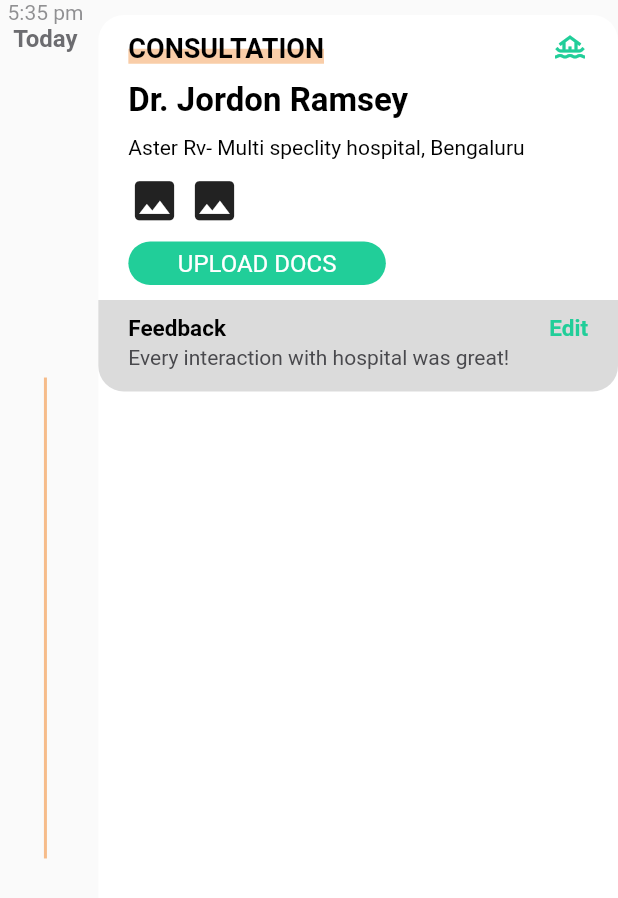
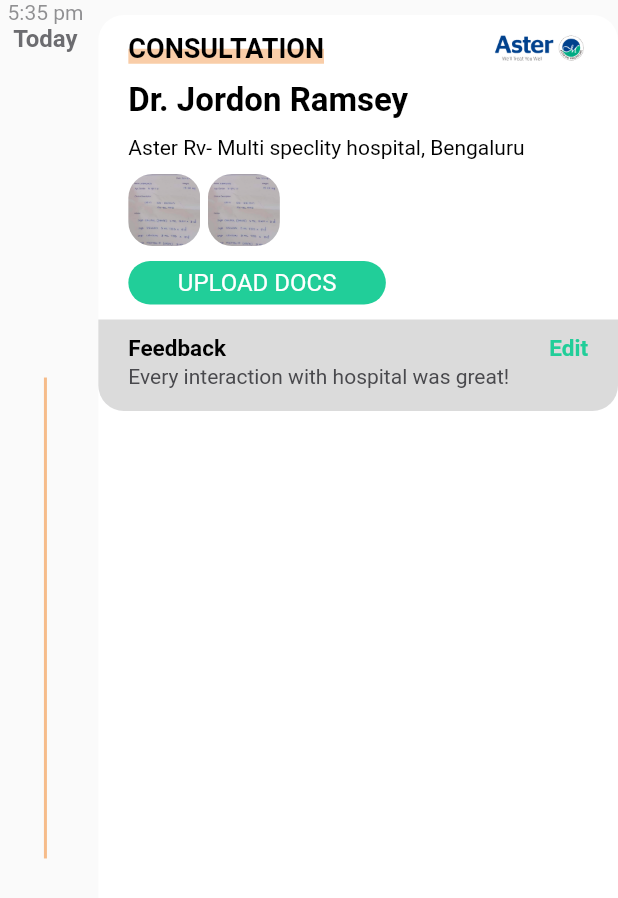
Before and after one commit to Piyushhhhh/even, a Flutter app: what transactionItem() shows on an empty page, opened directly with empty values, on a phone screen of 412 x 824 dp. Shown: the top 898 px of the screen. Run offline on Flutter 3.47's test engine with Material 2 defaults, Android fonts, the light colour scheme and no system bars.

Commit message:
added new images in transaction

```diff
--- a/lib/transactions/widgets/transaction_item.dart
+++ b/lib/transactions/widgets/transaction_item.dart
@@ -86,10 +86,11 @@
                             ),
                           ],
                         ),
-                        Icon(
-                          Icons.houseboat_outlined,
-                          color: AppColors.primary(),
-                        )
+                        Image.asset(
+                          "assets/aster_logo.png",
+                          height: 24,
+                          width: 64,
+                        ),
                       ],
                     ),
                     const SizedBox(
@@ -113,17 +114,29 @@
                       height: 10,
                     ),
                     Row(
-                      children: const [
-                        Icon(
-                          Icons.photo,
-                          size: 35,
+                      children: [
+                        Container(
+                          height: 48,
+                          width: 48,
+                          decoration: BoxDecoration(
+                            borderRadius: BorderRadius.circular(16),
+                            image: const DecorationImage(
+                                image: AssetImage("assets/prescription.jpeg"),
+                                fit: BoxFit.cover),
+                          ),
                         ),
-                        SizedBox(
+                        const SizedBox(
                           width: 5,
                         ),
-                        Icon(
-                          Icons.photo,
-                          size: 35,
+                        Container(
+                          height: 48,
+                          width: 48,
+                          decoration: BoxDecoration(
+                            borderRadius: BorderRadius.circular(16),
+                            image: const DecorationImage(
+                                image: AssetImage("assets/prescription.jpeg"),
+                                fit: BoxFit.cover),
+                          ),
                         ),
                       ],
                     ),
```
